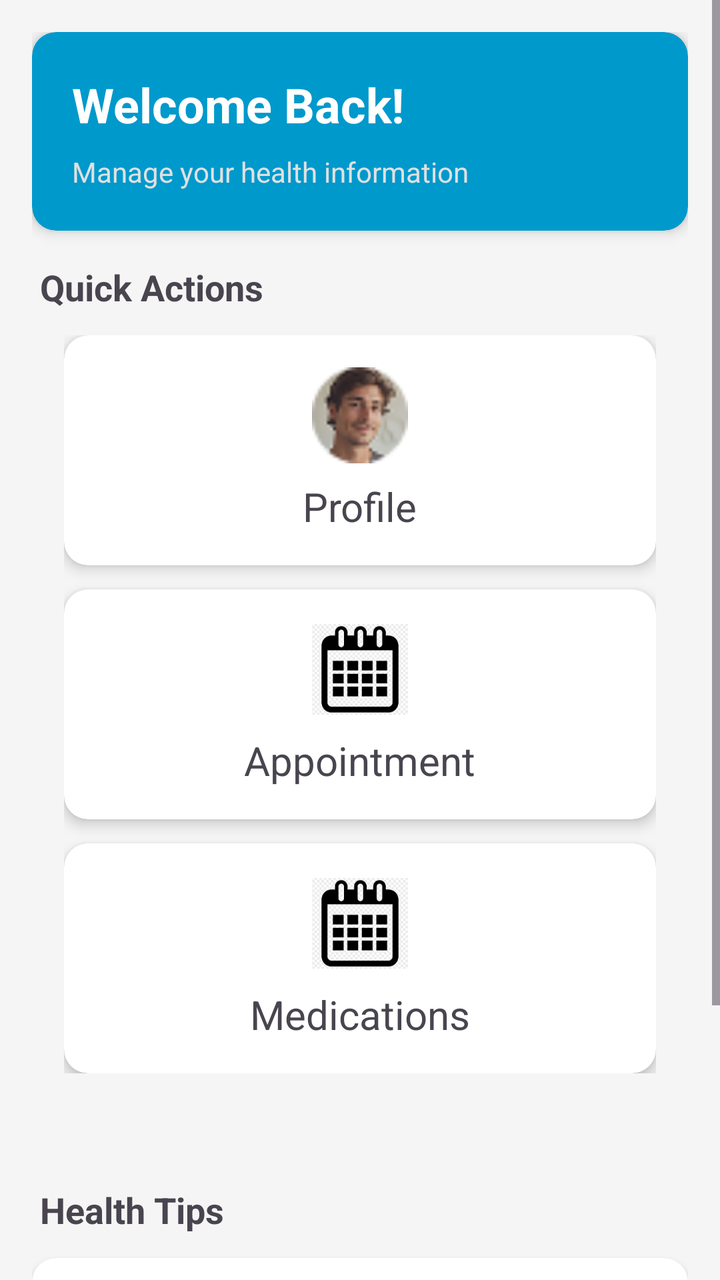
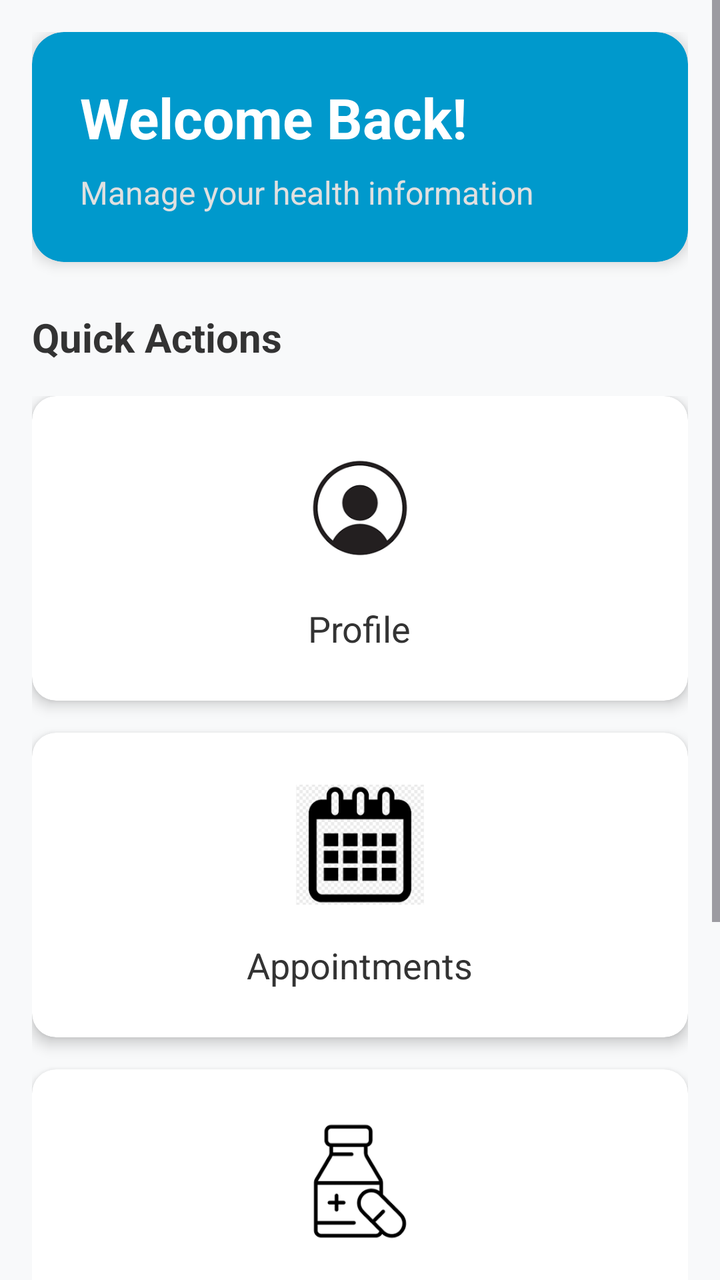

Before-and-after screenshots of an Android layout around one commit, followed by the original layout XML and the change that was made.
<!-- AndroidManifest.xml: application theme Theme.Med -->
<!-- res/layout/activity_patient_dashboard.xml -->
<?xml version="1.0" encoding="utf-8"?>
<ScrollView xmlns:android="http://schemas.android.com/apk/res/android"
    xmlns:app="http://schemas.android.com/apk/res-auto"
    android:layout_width="match_parent"
    android:layout_height="match_parent"
    android:background="#F5F5F5">

    <LinearLayout
        android:layout_width="match_parent"
        android:layout_height="wrap_content"
        android:orientation="vertical"
        android:padding="16dp">

        
        <androidx.cardview.widget.CardView
            android:layout_width="match_parent"
            android:layout_height="wrap_content"
            android:layout_marginBottom="16dp"
            app:cardCornerRadius="12dp"
            app:cardElevation="4dp"
            app:cardBackgroundColor="@android:color/holo_blue_dark">

            <LinearLayout
                android:layout_width="match_parent"
                android:layout_height="wrap_content"
                android:orientation="vertical"
                android:padding="20dp">

                <TextView
                    android:id="@+id/tvWelcome"
                    android:layout_width="wrap_content"
                    android:layout_height="wrap_content"
                    android:text="Welcome Back!"
                    android:textSize="24sp"
                    android:textStyle="bold"
                    android:textColor="#FFFFFF"/>

                <TextView
                    android:layout_width="wrap_content"
                    android:layout_height="wrap_content"
                    android:text="Manage your health information"
                    android:textSize="14sp"
                    android:textColor="#E0E0E0"
                    android:layout_marginTop="8dp"/>
            </LinearLayout>
        </androidx.cardview.widget.CardView>

        
        <TextView
            android:layout_width="wrap_content"
            android:layout_height="wrap_content"
            android:text="Quick Actions"
            android:textSize="18sp"
            android:textStyle="bold"
            android:layout_marginBottom="12dp"
            android:layout_marginStart="4dp"/>

        <LinearLayout
            android:layout_width="match_parent"
            android:layout_height="wrap_content"
            android:layout_marginBottom="16dp"
            android:orientation="vertical"
            android:paddingHorizontal="16dp"> 

            
            <androidx.cardview.widget.CardView
                android:id="@+id/cardProfile"
                android:layout_width="match_parent"
                android:layout_height="wrap_content"
                android:layout_marginBottom="12dp"
                app:cardCornerRadius="12dp"
                app:cardElevation="4dp">

                <LinearLayout
                    android:layout_width="match_parent"
                    android:layout_height="wrap_content"
                    android:gravity="center"
                    android:orientation="vertical"
                    android:padding="16dp">

                    <ImageView
                        android:layout_width="48dp"
                        android:layout_height="48dp"
                        android:contentDescription="Profile Icon"
                        android:src="@drawable/frame" />

                    <TextView
                        android:layout_width="wrap_content"
                        android:layout_height="wrap_content"
                        android:layout_marginTop="8dp"
                        android:text="Profile"
                        android:textSize="20sp" />
                </LinearLayout>
            </androidx.cardview.widget.CardView>

            
            <androidx.cardview.widget.CardView
                android:id="@+id/cardAppointments"
                android:layout_width="match_parent"
                android:layout_height="wrap_content"
                android:layout_marginBottom="12dp"
                app:cardCornerRadius="12dp"
                app:cardElevation="4dp">

                <LinearLayout
                    android:layout_width="match_parent"
                    android:layout_height="wrap_content"
                    android:gravity="center"
                    android:orientation="vertical"
                    android:padding="16dp">

                    <ImageView
                        android:layout_width="48dp"
                        android:layout_height="48dp"
                        android:contentDescription="Appointments Icon"
                        android:src="@drawable/calen" />

                    <TextView
                        android:id="@+id/tvAppointmentCount"
                        android:layout_width="wrap_content"
                        android:layout_height="wrap_content"
                        android:layout_marginTop="8dp"
                        android:text="Appointment"
                        android:textSize="20sp" />
                </LinearLayout>
            </androidx.cardview.widget.CardView>

            
            <androidx.cardview.widget.CardView
                android:id="@+id/cardMedications"
                android:layout_width="match_parent"
                android:layout_height="wrap_content"
                app:cardCornerRadius="12dp"
                app:cardElevation="4dp">

                <LinearLayout
                    android:layout_width="match_parent"
                    android:layout_height="wrap_content"
                    android:gravity="center"
                    android:orientation="vertical"
                    android:padding="16dp">

                    <ImageView
                        android:layout_width="48dp"
                        android:layout_height="48dp"
                        android:contentDescription="Medications Icon"
                        android:src="@drawable/calen" />

                    <TextView
                        android:id="@+id/tvMedicationCount"
                        android:layout_width="wrap_content"
                        android:layout_height="wrap_content"
                        android:layout_marginTop="8dp"
                        android:text="Medications"
                        android:textSize="20sp" />
                </LinearLayout>
            </androidx.cardview.widget.CardView>

        </LinearLayout>


        <LinearLayout
            android:layout_width="match_parent"
            android:layout_height="wrap_content"
            android:orientation="horizontal"
            android:layout_marginBottom="24dp">

            
            <androidx.cardview.widget.CardView
                android:layout_width="match_parent"
                android:layout_height="wrap_content"
                android:layout_marginEnd="8dp"
                android:layout_weight="1"
                app:cardCornerRadius="12dp"
                app:cardElevation="4dp">


            </androidx.cardview.widget.CardView>
        </LinearLayout>

        

        <androidx.cardview.widget.CardView
            android:layout_width="match_parent"
            android:layout_height="wrap_content"
            android:layout_marginBottom="16dp"
            app:cardCornerRadius="12dp"
            app:cardElevation="4dp"/>

        
        <TextView
            android:layout_width="wrap_content"
            android:layout_height="wrap_content"
            android:text="Health Tips"
            android:textSize="18sp"
            android:textStyle="bold"
            android:layout_marginBottom="12dp"
            android:layout_marginStart="4dp"/>

        <androidx.cardview.widget.CardView
            android:layout_width="match_parent"
            android:layout_height="wrap_content"
            app:cardCornerRadius="12dp"
            app:cardElevation="4dp">

            <LinearLayout
                android:layout_width="match_parent"
                android:layout_height="wrap_content"
                android:orientation="vertical"
                android:padding="16dp">

                <TextView
                    android:layout_width="wrap_content"
                    android:layout_height="wrap_content"
                    android:text="Stay hydrated by drinking at least 8 glasses of water daily."
                    android:textSize="16sp"/>

                <TextView
                    android:layout_width="wrap_content"
                    android:layout_height="wrap_content"
                    android:text="Regular exercise can help improve your overall health."
                    android:textSize="16sp"
                    android:layout_marginTop="8dp"/>

                <TextView
                    android:layout_width="wrap_content"
                    android:layout_height="wrap_content"
                    android:text="Get adequate sleep to support your body's recovery."
                    android:textSize="16sp"
                    android:layout_marginTop="8dp"/>
            </LinearLayout>
        </androidx.cardview.widget.CardView>

    </LinearLayout>
</ScrollView>
<!-- resources referenced by this layout -->
<resources>
  <!-- drawable calen: png bitmap (drawable, 6360 bytes) -->
  <!-- drawable frame: png bitmap (drawable, 2843 bytes) -->
  <style name="Theme.Med" parent="Base.Theme.Med" />
  <style name="Base.Theme.Med" parent="Theme.Material3.DayNight.NoActionBar">
          
          
      </style>
</resources>

<!-- the commit's change to res/layout/activity_patient_dashboard.xml (unified diff, before → after) -->
@@ -3,7 +3,8 @@
     xmlns:app="http://schemas.android.com/apk/res-auto"
     android:layout_width="match_parent"
     android:layout_height="match_parent"
-    android:background="#F5F5F5">
+    android:background="#F8F9FA"
+    android:fillViewport="true">
 
     <LinearLayout
         android:layout_width="match_parent"
@@ -15,8 +16,8 @@
         <androidx.cardview.widget.CardView
             android:layout_width="match_parent"
             android:layout_height="wrap_content"
-            android:layout_marginBottom="16dp"
-            app:cardCornerRadius="12dp"
+            android:layout_marginBottom="24dp"
+            app:cardCornerRadius="16dp"
             app:cardElevation="4dp"
             app:cardBackgroundColor="@android:color/holo_blue_dark">
 
@@ -24,14 +25,14 @@
                 android:layout_width="match_parent"
                 android:layout_height="wrap_content"
                 android:orientation="vertical"
-                android:padding="20dp">
+                android:padding="24dp">
 
                 <TextView
                     android:id="@+id/tvWelcome"
                     android:layout_width="wrap_content"
                     android:layout_height="wrap_content"
                     android:text="Welcome Back!"
-                    android:textSize="24sp"
+                    android:textSize="28sp"
                     android:textStyle="bold"
                     android:textColor="#FFFFFF"/>
 
@@ -39,7 +40,7 @@
                     android:layout_width="wrap_content"
                     android:layout_height="wrap_content"
                     android:text="Manage your health information"
-                    android:textSize="14sp"
+                    android:textSize="16sp"
                     android:textColor="#E0E0E0"
                     android:layout_marginTop="8dp"/>
             </LinearLayout>
@@ -50,24 +51,23 @@
             android:layout_width="wrap_content"
             android:layout_height="wrap_content"
             android:text="Quick Actions"
-            android:textSize="18sp"
+            android:textSize="20sp"
             android:textStyle="bold"
-            android:layout_marginBottom="12dp"
-            android:layout_marginStart="4dp"/>
+            android:textColor="#333333"
+            android:layout_marginBottom="16dp"/>
 
         <LinearLayout
             android:layout_width="match_parent"
             android:layout_height="wrap_content"
-            android:layout_marginBottom="16dp"
-            android:orientation="vertical"
-            android:paddingHorizontal="16dp"> 
+            android:layout_marginBottom="24dp"
+            android:orientation="vertical">
 
             
             <androidx.cardview.widget.CardView
                 android:id="@+id/cardProfile"
                 android:layout_width="match_parent"
                 android:layout_height="wrap_content"
-                android:layout_marginBottom="12dp"
+                android:layout_marginBottom="16dp"
                 app:cardCornerRadius="12dp"
                 app:cardElevation="4dp">
 
@@ -76,20 +76,22 @@
                     android:layout_height="wrap_content"
                     android:gravity="center"
                     android:orientation="vertical"
-                    android:padding="16dp">
+                    android:padding="24dp"
+                    android:background="?attr/selectableItemBackground">
 
                     <ImageView
-                        android:layout_width="48dp"
-                        android:layout_height="48dp"
+                        android:layout_width="64dp"
+                        android:layout_height="64dp"
                         android:contentDescription="Profile Icon"
-                        android:src="@drawable/frame" />
+                        android:src="@drawable/profile" />
 
                     <TextView
                         android:layout_width="wrap_content"
                         android:layout_height="wrap_content"
-                        android:layout_marginTop="8dp"
+                        android:layout_marginTop="16dp"
                         android:text="Profile"
-                        android:textSize="20sp" />
+                        android:textSize="18sp"
+                        android:textColor="#333333"/>
                 </LinearLayout>
             </androidx.cardview.widget.CardView>
 
@@ -98,7 +100,7 @@
                 android:id="@+id/cardAppointments"
                 android:layout_width="match_parent"
                 android:layout_height="wrap_content"
-                android:layout_marginBottom="12dp"
+                android:layout_marginBottom="16dp"
                 app:cardCornerRadius="12dp"
                 app:cardElevation="4dp">
 
@@ -107,21 +109,24 @@
                     android:layout_height="wrap_content"
                     android:gravity="center"
                     android:orientation="vertical"
-                    android:padding="16dp">
+                    android:padding="24dp"
+                    android:background="?attr/selectableItemBackground">
 
                     <ImageView
-                        android:layout_width="48dp"
-                        android:layout_height="48dp"
+                        android:layout_width="64dp"
+                        android:layout_height="64dp"
                         android:contentDescription="Appointments Icon"
-                        android:src="@drawable/calen" />
+                        android:src="@drawable/calen"
+                       />
 
                     <TextView
                         android:id="@+id/tvAppointmentCount"
                         android:layout_width="wrap_content"
                         android:layout_height="wrap_content"
-                        android:layout_marginTop="8dp"
-                        android:text="Appointment"
-                        android:textSize="20sp" />
+                        android:layout_marginTop="16dp"
+                        android:text="Appointments"
+                        android:textSize="18sp"
+                        android:textColor="#333333"/>
                 </LinearLayout>
             </androidx.cardview.widget.CardView>
 
@@ -138,64 +143,37 @@
                     android:layout_height="wrap_content"
                     android:gravity="center"
                     android:orientation="vertical"
-                    android:padding="16dp">
+                    android:padding="24dp"
+                    android:background="?attr/selectableItemBackground">
 
                     <ImageView
-                        android:layout_width="48dp"
-                        android:layout_height="48dp"
+                        android:layout_width="64dp"
+                        android:layout_height="64dp"
                         android:contentDescription="Medications Icon"
-                        android:src="@drawable/calen" />
+                        android:src="@drawable/medicine"
+                        />
 
                     <TextView
                         android:id="@+id/tvMedicationCount"
                         android:layout_width="wrap_content"
                         android:layout_height="wrap_content"
-                        android:layout_marginTop="8dp"
+                        android:layout_marginTop="16dp"
                         android:text="Medications"
-                        android:textSize="20sp" />
+                        android:textSize="18sp"
+                        android:textColor="#333333"/>
                 </LinearLayout>
             </androidx.cardview.widget.CardView>
-
         </LinearLayout>
-
-
-        <LinearLayout
-            android:layout_width="match_parent"
-            android:layout_height="wrap_content"
-            android:orientation="horizontal"
-            android:layout_marginBottom="24dp">
-
-            
-            <androidx.cardview.widget.CardView
-                android:layout_width="match_parent"
-                android:layout_height="wrap_content"
-                android:layout_marginEnd="8dp"
-                android:layout_weight="1"
-                app:cardCornerRadius="12dp"
-                app:cardElevation="4dp">
-
-
-            </androidx.cardview.widget.CardView>
-        </LinearLayout>
-
-        
-
-        <androidx.cardview.widget.CardView
-            android:layout_width="match_parent"
-            android:layout_height="wrap_content"
-            android:layout_marginBottom="16dp"
-            app:cardCornerRadius="12dp"
-            app:cardElevation="4dp"/>
 
         
         <TextView
             android:layout_width="wrap_content"
             android:layout_height="wrap_content"
             android:text="Health Tips"
-            android:textSize="18sp"
+            android:textSize="20sp"
             android:textStyle="bold"
-            android:layout_marginBottom="12dp"
-            android:layout_marginStart="4dp"/>
+            android:textColor="#333333"
+            android:layout_marginBottom="16dp"/>
 
         <androidx.cardview.widget.CardView
             android:layout_width="match_parent"
@@ -207,29 +185,23 @@
                 android:layout_width="match_parent"
                 android:layout_height="wrap_content"
                 android:orientation="vertical"
-                android:padding="16dp">
-
-                <TextView
-                    android:layout_width="wrap_content"
-                    android:layout_height="wrap_content"
-                    android:text="Stay hydrated by drinking at least 8 glasses of water daily."
-                    android:textSize="16sp"/>
-
-                <TextView
-                    android:layout_width="wrap_content"
-                    android:layout_height="wrap_content"
-                    android:text="Regular exercise can help improve your overall health."
+                android:padding="24dp">
+
+                <TextView
+                    android:layout_width="wrap_content"
+                    android:layout_height="wrap_content"
+                    android:text="Stay hydrated and maintain a balanced diet"
                     android:textSize="16sp"
-                    android:layout_marginTop="8dp"/>
-
-                <TextView
-                    android:layout_width="wrap_content"
-                    android:layout_height="wrap_content"
-                    android:text="Get adequate sleep to support your body's recovery."
+                    android:textColor="#333333"/>
+
+                <TextView
+                    android:layout_width="wrap_content"
+                    android:layout_height="wrap_content"
+                    android:text="Get regular exercise and enough sleep"
                     android:textSize="16sp"
+                    android:textColor="#333333"
                     android:layout_marginTop="8dp"/>
             </LinearLayout>
         </androidx.cardview.widget.CardView>
-
     </LinearLayout>
 </ScrollView>
<!-- resource entries referenced after the edit -->
@@ -1,7 +1,8 @@
 <!-- resources referenced by this layout -->
 <resources>
   <!-- drawable calen: png bitmap (drawable, 6360 bytes) -->
-  <!-- drawable frame: png bitmap (drawable, 2843 bytes) -->
+  <!-- drawable medicine: png bitmap (drawable, 2586 bytes) -->
+  <!-- drawable profile: png bitmap (drawable, 3988 bytes) -->
   <style name="Theme.Med" parent="Base.Theme.Med" />
   <style name="Base.Theme.Med" parent="Theme.Material3.DayNight.NoActionBar">
           
